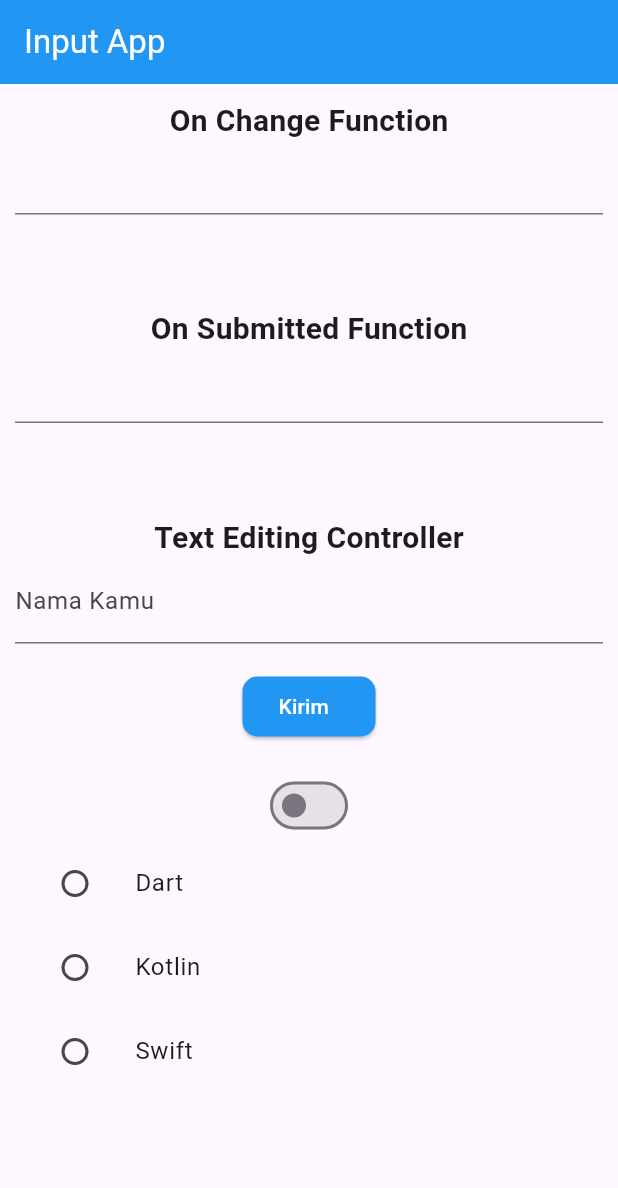
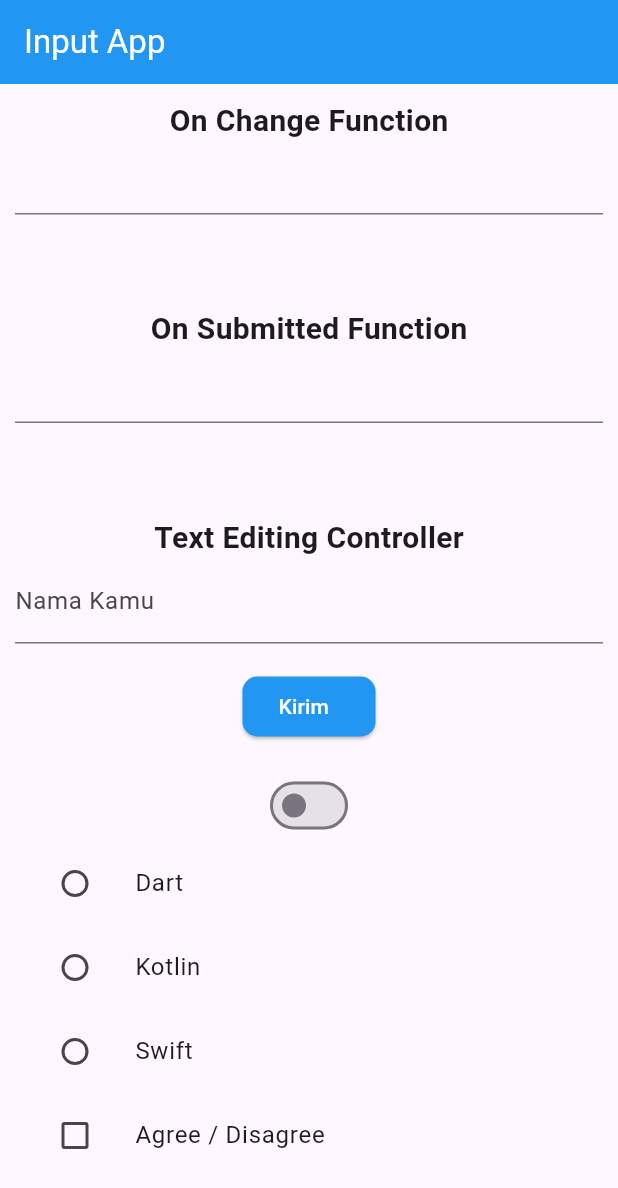
Before and after one commit to fauzihub13/lokatrip, a Flutter app: the screen it shows after launch, on a phone screen of 412 x 824 dp. Shown: the top 1188 px of the screen. Run offline on Flutter 3.47's test engine with Material 3 defaults, Android fonts, the light colour scheme and no system bars.

Commit message:
feat: checkbox input

```diff
--- a/lib/components/input.dart
+++ b/lib/components/input.dart
@@ -27,6 +27,7 @@ class _InputAppScreenState extends State<InputAppScreen> {
   TextEditingController _controller = TextEditingController();
   bool _lightOn = false;
   String? selectedLanguage;
+  bool _agree = false;
 
   @override
   Widget build(BuildContext context) {
@@ -124,7 +125,7 @@ class _InputAppScreenState extends State<InputAppScreen> {
                     ScaffoldMessenger.of(context).showSnackBar(
                       SnackBar(
                         content: Text(_lightOn ? 'Light On' : 'Light Off'),
-                        duration: Duration(seconds: 1),
+                        duration: const Duration(seconds: 1),
                       ),
                     );
                   },
@@ -143,7 +144,7 @@ class _InputAppScreenState extends State<InputAppScreen> {
                           });
                         },
                       ),
-                      title: Text('Dart'),
+                      title: const Text('Dart'),
                     ),
                     ListTile(
                       leading: Radio<String>(
@@ -156,7 +157,7 @@ class _InputAppScreenState extends State<InputAppScreen> {
                           });
                         },
                       ),
-                      title: Text('Kotlin'),
+                      title: const Text('Kotlin'),
                     ),
                     ListTile(
                       leading: Radio<String>(
@@ -169,9 +170,19 @@ class _InputAppScreenState extends State<InputAppScreen> {
                           });
                         },
                       ),
-                      title: Text('Swift'),
+                      title: const Text('Swift'),
                     ),
                   ],
+                ),
+                ListTile(
+                  leading: Checkbox(
+                      value: _agree,
+                      onChanged: (bool? value) {
+                        setState(() {
+                          _agree = value!;
+                        });
+                      }),
+                  title: const Text('Agree / Disagree'),
                 )
               ],
             ),
```
